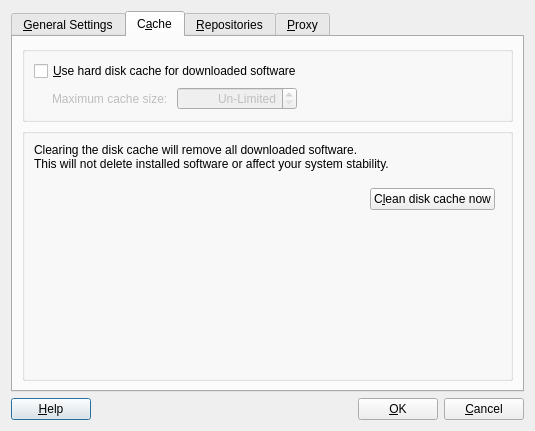
pars-linux/uludag, file kde/package-manager/manager/ui/settingsdialog.ui: the form before one commit.
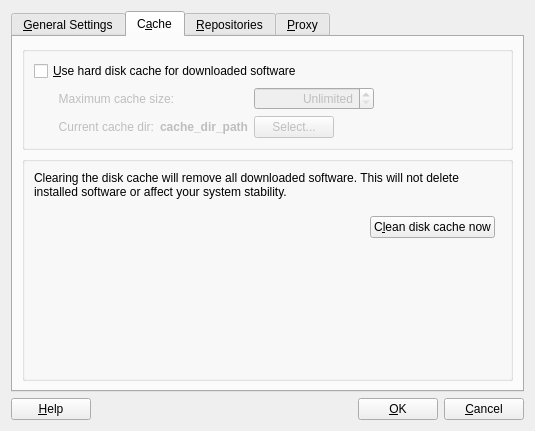
The form after the commit. The open tabs and pages were chosen to show the change. Icons and pictures are not drawn.

```diff
--- a/kde/package-manager/manager/ui/settingsdialog.ui
+++ b/kde/package-manager/manager/ui/settingsdialog.ui
@@ -21,48 +21,10 @@
    <bool>true</bool>
   </property>
   <layout class="QGridLayout" name="gridLayout_4">
-   <item row="1" column="0">
-    <layout class="QHBoxLayout" name="horizontalLayout">
-     <item>
-      <widget class="QPushButton" name="buttonHelp">
-       <property name="text">
-        <string>&amp;Help</string>
-       </property>
-      </widget>
-     </item>
-     <item>
-      <spacer name="horizontalSpacer_3">
-       <property name="orientation">
-        <enum>Qt::Horizontal</enum>
-       </property>
-       <property name="sizeHint" stdset="0">
-        <size>
-         <width>40</width>
-         <height>20</height>
-        </size>
-       </property>
-      </spacer>
-     </item>
-     <item>
-      <widget class="QPushButton" name="buttonOk">
-       <property name="text">
-        <string>&amp;OK</string>
-       </property>
-      </widget>
-     </item>
-     <item>
-      <widget class="QPushButton" name="buttonCancel">
-       <property name="text">
-        <string>&amp;Cancel</string>
-       </property>
-      </widget>
-     </item>
-    </layout>
-   </item>
    <item row="0" column="0">
     <widget class="QTabWidget" name="tabWidget">
      <property name="currentIndex">
-      <number>1</number>
+      <number>0</number>
      </property>
      <widget class="QWidget" name="tab_1">
       <attribute name="title">
@@ -309,7 +271,7 @@
           <bool>true</bool>
          </property>
          <layout class="QGridLayout" name="gridLayout_5">
-          <item row="0" column="0" colspan="3">
+          <item row="0" column="0" colspan="2">
            <widget class="QCheckBox" name="useCacheCheck">
             <property name="text">
              <string>&amp;Use hard disk cache for downloaded software</string>
@@ -317,51 +279,117 @@
            </widget>
           </item>
           <item row="1" column="0">
-           <widget class="QLabel" name="useCacheLabel">
-            <property name="enabled">
-             <bool>false</bool>
+           <spacer name="horizontalSpacer_6">
+            <property name="orientation">
+             <enum>Qt::Horizontal</enum>
             </property>
-            <property name="styleSheet">
-             <string notr="true">padding-left:15px;</string>
+            <property name="sizeType">
+             <enum>QSizePolicy::Fixed</enum>
             </property>
-            <property name="text">
-             <string>Maximum cache size:</string>
-            </property>
-           </widget>
-          </item>
-          <item row="1" column="1">
-           <widget class="QSpinBox" name="useCacheSpin">
-            <property name="enabled">
-             <bool>false</bool>
-            </property>
-            <property name="minimumSize">
+            <property name="sizeHint" stdset="0">
              <size>
-              <width>120</width>
-              <height>0</height>
+              <width>18</width>
+              <height>20</height>
              </size>
             </property>
-            <property name="alignment">
-             <set>Qt::AlignRight|Qt::AlignTrailing|Qt::AlignVCenter</set>
+           </spacer>
+          </item>
+          <item row="1" column="1">
+           <layout class="QFormLayout" name="formLayout">
+            <property name="fieldGrowthPolicy">
+             <enum>QFormLayout::ExpandingFieldsGrow</enum>
             </property>
-            <property name="specialValueText">
-             <string>Un-Limited</string>
-            </property>
-            <property name="accelerated">
-             <bool>true</bool>
-            </property>
-            <property name="suffix">
-             <string> Mib</string>
-            </property>
-            <property name="minimum">
-             <number>0</number>
-            </property>
-            <property name="maximum">
-             <number>10000</number>
-            </property>
-            <property name="value">
-             <number>0</number>
-            </property>
-           </widget>
+            <item row="0" column="0">
+             <widget class="QLabel" name="useCacheLabel">
+              <property name="enabled">
+               <bool>false</bool>
+              </property>
+              <property name="text">
+               <string>Maximum cache size:</string>
+              </property>
+              <property name="alignment">
+               <set>Qt::AlignRight|Qt::AlignTrailing|Qt::AlignVCenter</set>
+              </property>
+             </widget>
+            </item>
+            <item row="0" column="1">
+             <widget class="QSpinBox" name="useCacheSpin">
+              <property name="enabled">
+               <bool>false</bool>
+              </property>
+              <property name="minimumSize">
+               <size>
+                <width>120</width>
+                <height>0</height>
+               </size>
+              </property>
+              <property name="alignment">
+               <set>Qt::AlignRight|Qt::AlignTrailing|Qt::AlignVCenter</set>
+              </property>
+              <property name="specialValueText">
+               <string>Unlimited</string>
+              </property>
+              <property name="accelerated">
+               <bool>true</bool>
+              </property>
+              <property name="suffix">
+               <string> Mib</string>
+              </property>
+              <property name="minimum">
+               <number>0</number>
+              </property>
+              <property name="maximum">
+               <number>10000</number>
+              </property>
+              <property name="value">
+               <number>0</number>
+              </property>
+             </widget>
+            </item>
+            <item row="1" column="0">
+             <layout class="QHBoxLayout" name="horizontalLayout_3">
+              <item>
+               <widget class="QLabel" name="label_7">
+                <property name="enabled">
+                 <bool>false</bool>
+                </property>
+                <property name="text">
+                 <string>Current cache dir:</string>
+                </property>
+                <property name="alignment">
+                 <set>Qt::AlignRight|Qt::AlignTrailing|Qt::AlignVCenter</set>
+                </property>
+               </widget>
+              </item>
+              <item>
+               <widget class="QLabel" name="cacheDirPath">
+                <property name="enabled">
+                 <bool>false</bool>
+                </property>
+                <property name="font">
+                 <font>
+                  <weight>75</weight>
+                  <bold>true</bold>
+                 </font>
+                </property>
+                <property name="text">
+                 <string notr="true">cache_dir_path</string>
+                </property>
+               </widget>
+              </item>
+             </layout>
+            </item>
+            <item row="1" column="1">
+             <widget class="QPushButton" name="selectCacheDir">
+              <property name="enabled">
+               <bool>false</bool>
+              </property>
+              <property name="text">
+               <string>Select...</string>
+              </property>
+             </widget>
+            </item>
+           </layout>
           </item>
           <item row="1" column="2">
            <spacer name="horizontalSpacer">
@@ -400,8 +428,10 @@
           <item row="0" column="0" colspan="3">
            <widget class="QLabel" name="clearCacheDesc">
             <property name="text">
-             <string>Clearing the disk cache will remove all downloaded software. 
-This will not delete installed software or affect your system stability.</string>
+             <string>Clearing the disk cache will remove all downloaded software. This will not delete installed software or affect your system stability.</string>
+            </property>
+            <property name="wordWrap">
+             <bool>true</bool>
             </property>
            </widget>
           </item>
@@ -712,7 +742,7 @@
        <item row="0" column="0">
         <widget class="QRadioButton" name="noProxyButton">
          <property name="text">
-          <string>No  proxy server</string>
+          <string>No proxy server</string>
          </property>
          <property name="checked">
           <bool>true</bool>
@@ -730,6 +760,44 @@
      </widget>
     </widget>
    </item>
+   <item row="1" column="0">
+    <layout class="QHBoxLayout" name="horizontalLayout">
+     <item>
+      <widget class="QPushButton" name="buttonHelp">
+       <property name="text">
+        <string>&amp;Help</string>
+       </property>
+      </widget>
+     </item>
+     <item>
+      <spacer name="horizontalSpacer_3">
+       <property name="orientation">
+        <enum>Qt::Horizontal</enum>
+       </property>
+       <property name="sizeHint" stdset="0">
+        <size>
+         <width>40</width>
+         <height>20</height>
+        </size>
+       </property>
+      </spacer>
+     </item>
+     <item>
+      <widget class="QPushButton" name="buttonOk">
+       <property name="text">
+        <string>&amp;OK</string>
+       </property>
+      </widget>
+     </item>
+     <item>
+      <widget class="QPushButton" name="buttonCancel">
+       <property name="text">
+        <string>&amp;Cancel</string>
+       </property>
+      </widget>
+     </item>
+    </layout>
+   </item>
   </layout>
  </widget>
  <tabstops>
```
Left out of the diff: 194 changed lines with no effect on the pictures.
